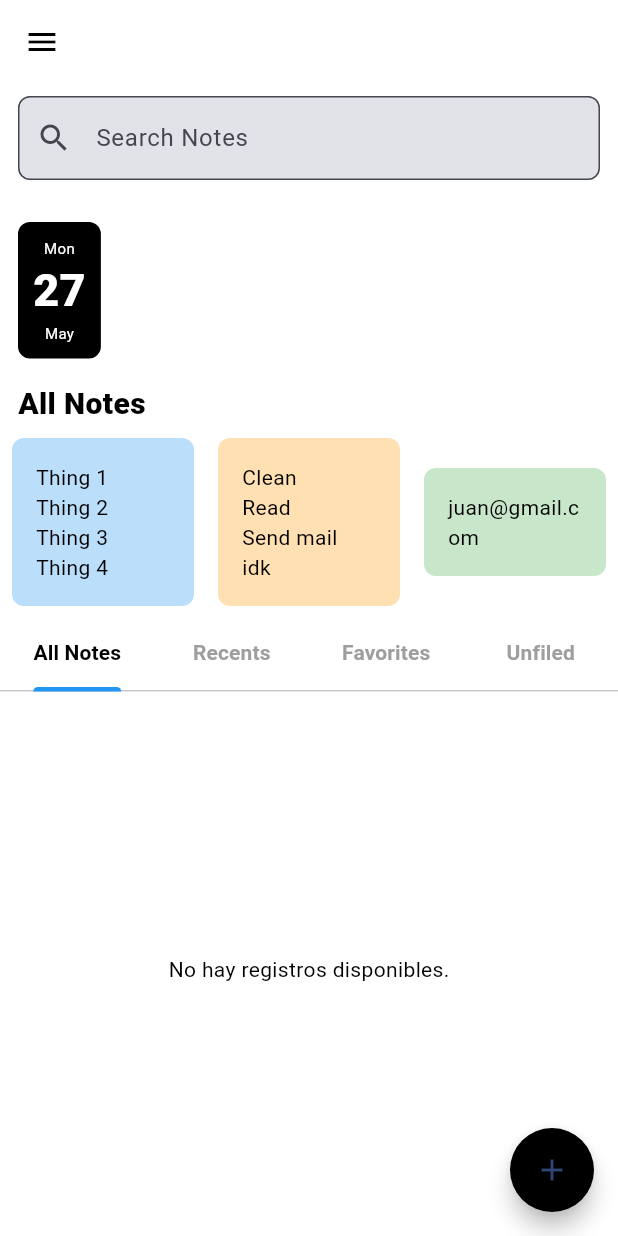
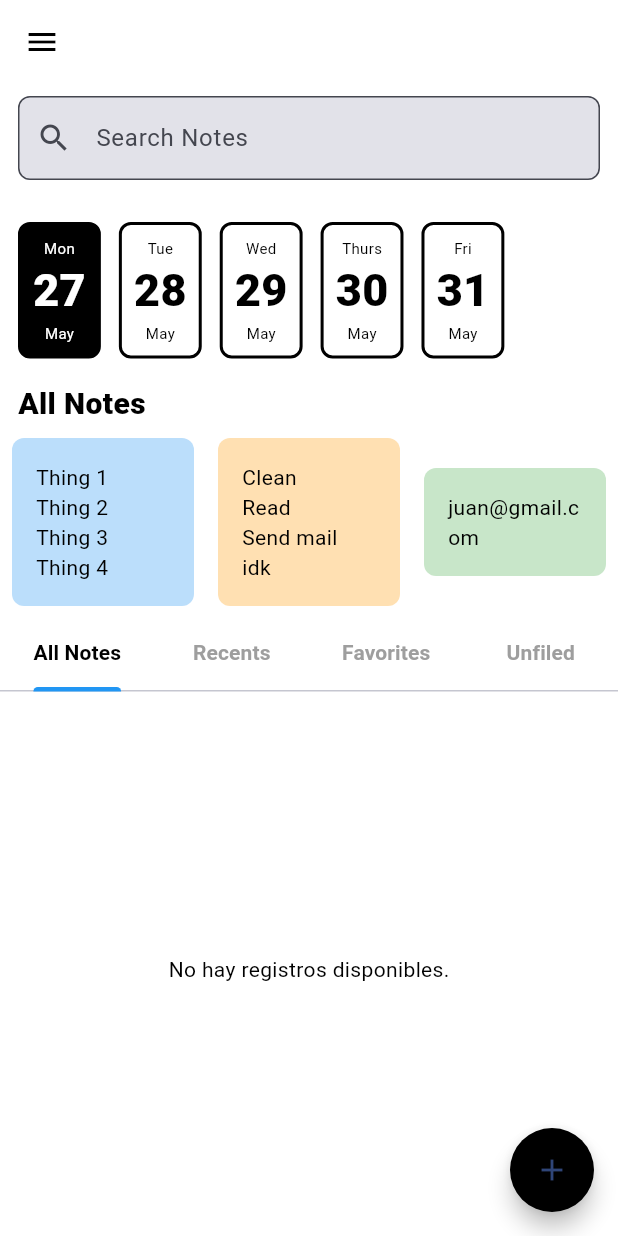
Before and after one commit to ralbasinig/pruebaudd, a Flutter app: the screen it shows after launch, on a phone screen of 412 x 824 dp. Run offline on Flutter 3.47's test engine with Material 3 defaults, Android fonts, the light colour scheme and no system bars; our stand-ins replace cloud_firestore, firebase_core, flex_color_scheme; accounts and stored records are empty.

Commit message:
se agregan cambios

```diff
--- a/noteu_app/lib/screens/home.dart
+++ b/noteu_app/lib/screens/home.dart
@@ -113,7 +113,130 @@ class _HomeScreenState extends State<HomeScreen> with SingleTickerProviderStateM
                   ],
                 ),
               ),
+
+ const SizedBox(width: 12.0),
+                Container(
+                  padding: const EdgeInsets.all(8.0),
+                  decoration: BoxDecoration(
+                    border: Border.all(
+                      color: Colors.black,
+                      width: 2.0,
+                    ),
+                    borderRadius: BorderRadius.circular(8.0),
+                  ),
+                  child: const Column(
+                    mainAxisAlignment: MainAxisAlignment.center,
+                    crossAxisAlignment: CrossAxisAlignment.center,
+                    children: [
+                      Text(
+                        "Tue",
+                        style: TextStyle(fontSize: 10),
+                      ),
+                      Text(
+                        "28",
+                        style: TextStyle(fontSize: 30,  fontWeight: FontWeight.w900,),
+                      ),
+                       Text(
+                        "May",
+                        style: TextStyle(fontSize: 10),
+                      ),
+                    ],
+                  ),
+                ),
+                const SizedBox(width: 12.0),
+
+                Container(
+                  padding: const EdgeInsets.all(8.0),
+                  decoration: BoxDecoration(
+                    border: Border.all(
+                      color: Colors.black,
+                      width: 2.0,
+                    ),
+                    borderRadius: BorderRadius.circular(8.0),
+                  ),
+                  child: const Column(
+                    mainAxisAlignment: MainAxisAlignment.center,
+                    crossAxisAlignment: CrossAxisAlignment.center,
+                    children: [
+                      Text(
+                        "Wed",
+                        style: TextStyle(fontSize: 10),
+                      ),
+                      Text(
+                        "29",
+                       style: TextStyle(fontSize: 30,  fontWeight: FontWeight.w900,),
+                      ),
+                       Text(
+                        "May",
+                        style: TextStyle(fontSize: 10),
+                      ),
+                    ],
+                  ),
+                ),
+ const SizedBox(width: 12.0),
+
+ Container(
+                  padding: const EdgeInsets.all(8.0),
+                  decoration: BoxDecoration(
+                    border: Border.all(
+                      color: Colors.black,
+                      width: 2.0,
+                    ),
+                    borderRadius: BorderRadius.circular(8.0),
+                  ),
+                  child: const Column(
+                    mainAxisAlignment: MainAxisAlignment.center,
+                    crossAxisAlignment: CrossAxisAlignment.center,
+                    children: [
+                      Text(
+                        "Thurs",
+                        style: TextStyle(fontSize: 10),
+                      ),
+                      Text(
+                        "30",
+                       style: TextStyle(fontSize: 30,  fontWeight: FontWeight.w900,),
+                      ),
+                       Text(
+                        "May",
+                        style: TextStyle(fontSize: 10),
+                      ),
+                    ],
+                  ),
+                ),
+                const SizedBox(width: 12.0),
+Container(
+                  padding: const EdgeInsets.all(8.0),
+                  decoration: BoxDecoration(
+                    border: Border.all(
+                      color: Colors.black,
+                      width: 2.0,
+                    ),
+                    borderRadius: BorderRadius.circular(8.0),
+                  ),
+                  child: const Column(
+                    mainAxisAlignment: MainAxisAlignment.center,
+                    crossAxisAlignment: CrossAxisAlignment.center,
+                    children: [
+                      Text(
+                        "Fri",
+                        style: TextStyle(fontSize: 10),
+                      ),
+                      Text(
+                        "31",
+                        style: TextStyle(fontSize: 30,  fontWeight: FontWeight.w900,),
+                      ),
+                       Text(
+                        "May",
+                        style: TextStyle(fontSize: 10),
+                      ),
+                    ],
+                  ),
+                ),
+                const SizedBox(width: 12.0),
+
             ],
+
+
           ),
 
           const SizedBox(height: 16.0),
```
Also changed, not shown: 1 other file.
